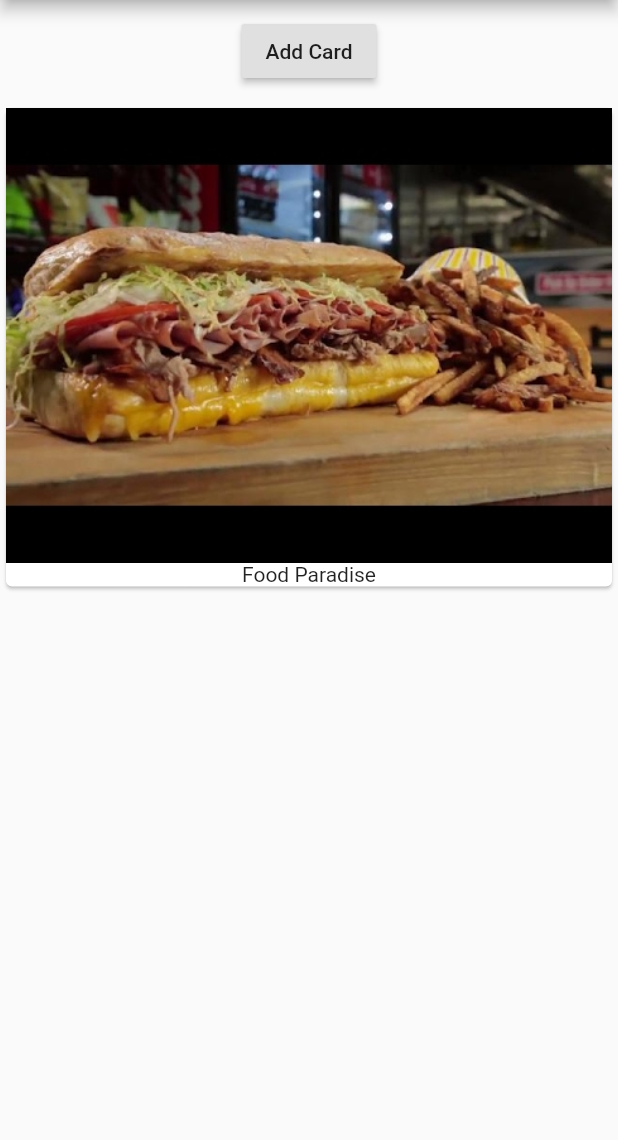
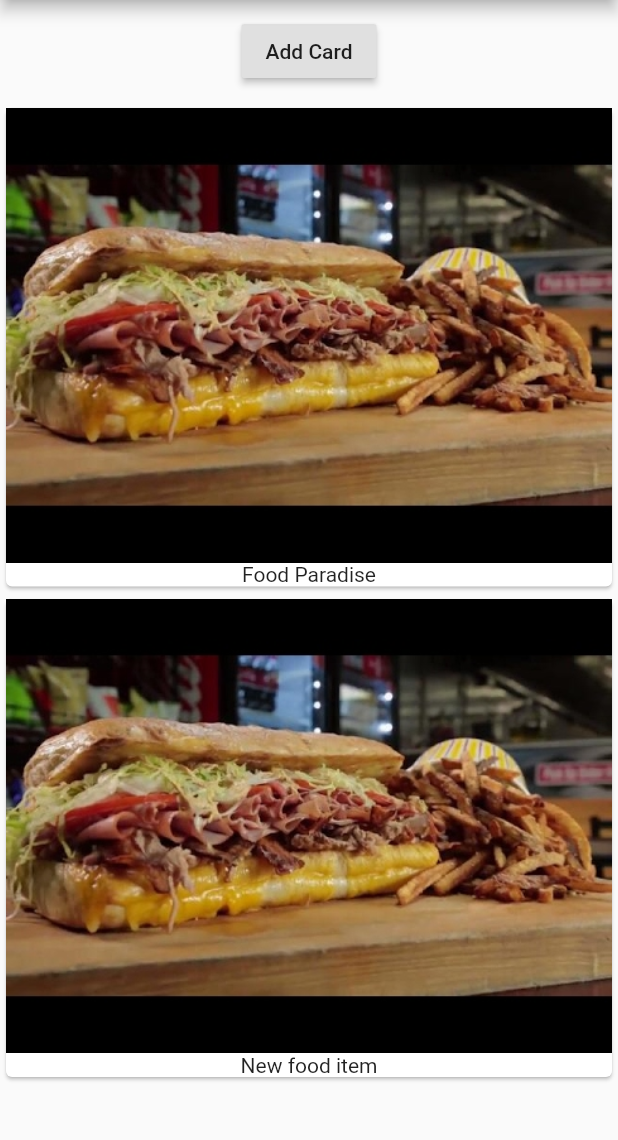
Before and after one commit to sumitsk20/flutter_demo_app_2, a Flutter app: the screen it shows after launch, after a tap on "Add Card", on a phone screen of 412 x 824 dp, the part 84-1224 px from its top. Run offline on Flutter 3.47's test engine with Material 2 defaults, Android fonts, the phone set to English and light mode, and no system bars.

```diff
--- a/lib/main.dart
+++ b/lib/main.dart
@@ -1,49 +1,18 @@
 import 'package:flutter/material.dart';
+import 'product_manager.dart';
 
 void main() => runApp(MyCoolApp());
 
-class MyCoolApp extends StatefulWidget {
-  @override
-  State<StatefulWidget> createState() {
-    return _MyCoolAppState();
-  }
-}
-
-class _MyCoolAppState extends State<MyCoolApp> {
-  List<String> _products = ['Food Paradise'];
-
+class MyCoolApp extends StatelessWidget {
   @override
   Widget build(BuildContext context) {
     return MaterialApp(
       home: Scaffold(
-          appBar: AppBar(
-            title: Text('EasyList'),
-          ),
-          body: Column(
-            children: <Widget>[
-              Container(
-                margin: EdgeInsets.all(10),
-                child: RaisedButton(
-                  onPressed: () {},
-                  child: Text('Add Card'),
-                ),
-              ),
-              Column(
-                children: _products
-                    .map(
-                      (element) => Card(
-                        child: Column(
-                          children: <Widget>[
-                            Image.asset('assets/food_paradise.jpeg'),
-                            Text(element)
-                          ],
-                        ),
-                      ),
-                    )
-                    .toList(),
-              ),
-            ],
-          )),
+        appBar: AppBar(
+          title: Text('EasyList'),
+        ),
+        body: ProductManager(),
+      ),
     );
   }
 }
--- /dev/null
+++ b/lib/product_manager.dart
@@ -0,0 +1,31 @@
+import 'package:flutter/material.dart';
+import 'products.dart';
+
+class ProductManager extends StatefulWidget {
+  @override
+  _ProductManagerState createState() => _ProductManagerState();
+}
+
+class _ProductManagerState extends State<ProductManager> {
+  List<String> _products = ['Food Paradise'];
+
+  @override
+  Widget build(BuildContext context) {
+    return Column(
+      children: <Widget>[
+        Container(
+          margin: EdgeInsets.all(10),
+          child: RaisedButton(
+            onPressed: () {
+              setState(() {
+                _products.add('New food item');
+              });
+            },
+            child: Text('Add Card'),
+          ),
+        ),
+        Products(_products),
+      ],
+    );
+  }
+}
--- /dev/null
+++ b/lib/products.dart
@@ -0,0 +1,25 @@
+import 'package:flutter/material.dart';
+
+class Products extends StatelessWidget {
+  final List<String> _products;
+
+  Products(this._products);
+
+  @override
+  Widget build(BuildContext context) {
+    return Column(
+      children: _products
+          .map(
+            (element) => Card(
+              child: Column(
+                children: <Widget>[
+                  Image.asset('assets/food_paradise.jpeg'),
+                  Text(element)
+                ],
+              ),
+            ),
+          )
+          .toList(),
+    );
+  }
+}
```
